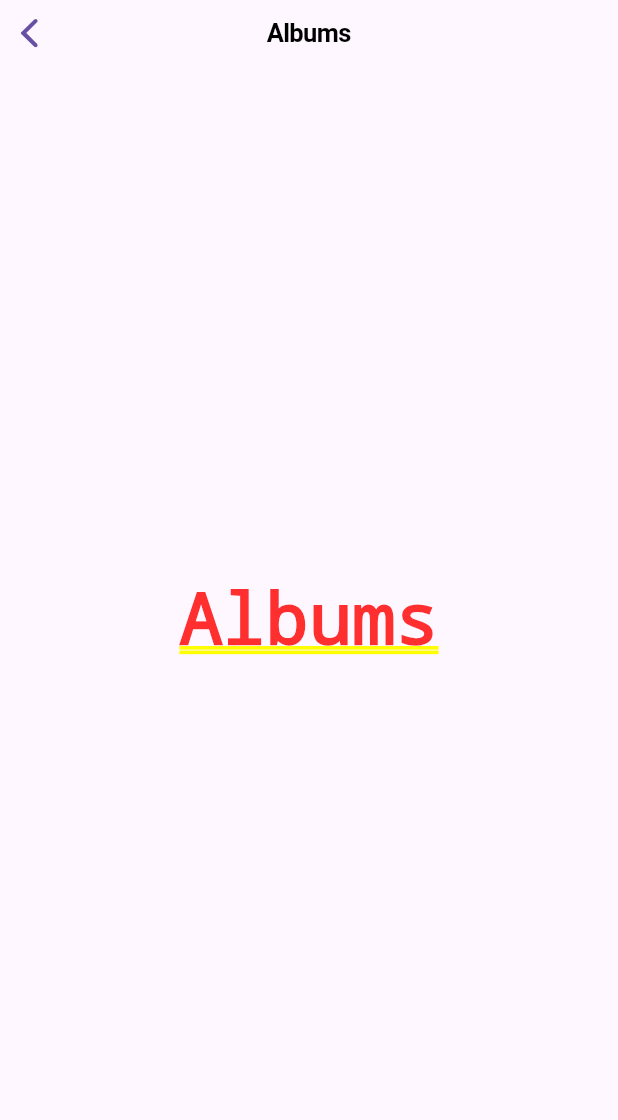
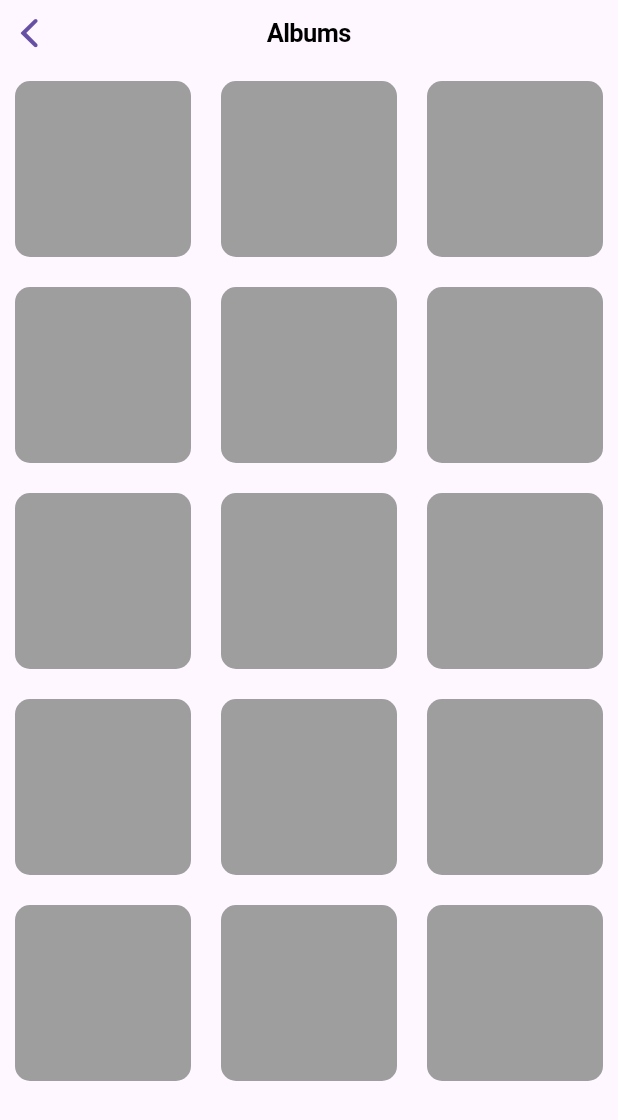
Before and after one commit to aweirdwhale/Pierre, a Flutter app: the Albums screen opened directly, on a phone screen of 412 x 824 dp. Shown: the top 1120 px of the screen. Run offline on Flutter 3.47's test engine with Material 3 defaults, Android fonts, the phone set to English and light mode, and no system bars; our stand-ins replace permission_handler, shared_preferences; accounts and stored records are empty.

Commit message:
mise en place de la page album

```diff
--- a/lib/pages/index/albums.dart
+++ b/lib/pages/index/albums.dart
@@ -1,4 +1,5 @@
 import 'package:flutter/cupertino.dart';
+import 'package:flutter/material.dart';
 
 class Albums extends StatelessWidget {
   @override
@@ -7,6 +8,31 @@ class Albums extends StatelessWidget {
         navigationBar: CupertinoNavigationBar(
           middle: Text('Albums'),
         ),
-        child: Center(child: Text('Albums')));
+        child: GridView(
+            gridDelegate: const SliverGridDelegateWithFixedCrossAxisCount(
+              crossAxisCount: 3,
+            ),
+            children: List<Widget>.generate(15, (int i) {
+              return Builder(builder: (BuildContext context) {
+                // fait la grille des albums
+                return Container(
+                    margin: const EdgeInsets.all(10.0),
+                    decoration: BoxDecoration(
+                      shape: BoxShape.rectangle,
+                      color: Colors.grey,
+                      borderRadius: BorderRadius.circular(10),
+                    ));
+              });
+            })));
+  }
+
+  Widget albumbutton() {
+    return IconButton(
+      icon: const Icon(Icons.volume_up),
+      tooltip: 'Increase volume by 10',
+      onPressed: () {
+        print("miaou");
+      },
+    );
   }
 }
```
